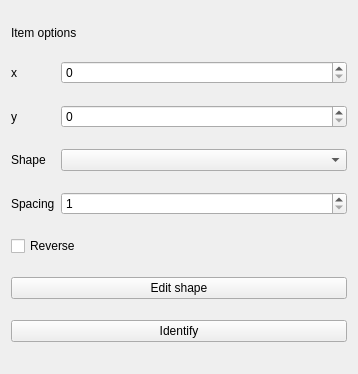
Old version of the form ui/ItemOptions.ui in the repository Fefedu973/OpenRGBVisualMapPlugin.
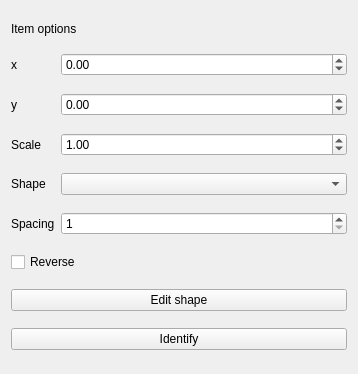
New version of the form.

Diff of the .ui file:
```diff
--- a/ui/ItemOptions.ui
+++ b/ui/ItemOptions.ui
@@ -20,10 +20,10 @@
    <string>Form</string>
   </property>
   <layout class="QGridLayout" name="gridLayout" columnstretch="0,1">
-   <item row="3" column="1">
-    <widget class="QComboBox" name="shape_comboBox"/>
-   </item>
    <item row="4" column="1">
+    <widget class="QComboBox" name="shape_comboBox"/>
+   </item>
+   <item row="5" column="1">
     <widget class="QSpinBox" name="led_spacing_spinBox">
      <property name="minimum">
       <number>1</number>
@@ -48,48 +48,89 @@
     </widget>
    </item>
    <item row="1" column="1">
-    <widget class="QSpinBox" name="x_spinBox">
+    <widget class="QDoubleSpinBox" name="x_spinBox">
+     <property name="decimals">
+      <number>2</number>
+     </property>
+     <property name="minimum">
+      <double>-1024.000000000000000</double>
+     </property>
      <property name="maximum">
-      <number>1024</number>
+      <double>1024.000000000000000</double>
+     </property>
+     <property name="singleStep">
+      <double>0.100000000000000</double>
      </property>
     </widget>
    </item>
    <item row="2" column="1">
-    <widget class="QSpinBox" name="y_spinBox">
+    <widget class="QDoubleSpinBox" name="y_spinBox">
+     <property name="decimals">
+      <number>2</number>
+     </property>
+     <property name="minimum">
+      <double>-1024.000000000000000</double>
+     </property>
      <property name="maximum">
-      <number>1024</number>
+      <double>1024.000000000000000</double>
      </property>
     </widget>
    </item>
-   <item row="4" column="0">
+   <item row="3" column="0">
+    <widget class="QLabel" name="scale_label">
+     <property name="text">
+      <string>Scale</string>
+     </property>
+    </widget>
+   </item>
+   <item row="3" column="1">
+    <widget class="QDoubleSpinBox" name="scale_spinBox">
+     <property name="decimals">
+      <number>2</number>
+     </property>
+     <property name="minimum">
+      <double>0.100000000000000</double>
+     </property>
+     <property name="maximum">
+      <double>1024.000000000000000</double>
+     </property>
+     <property name="singleStep">
+      <double>0.100000000000000</double>
+     </property>
+     <property name="value">
+      <double>1.000000000000000</double>
+     </property>
+    </widget>
+   </item>
+   <item row="5" column="0">
     <widget class="QLabel" name="led_spacing_label">
      <property name="text">
       <string>Spacing</string>
      </property>
     </widget>
    </item>
-   <item row="3" column="0">
+   <item row="4" column="0">
     <widget class="QLabel" name="label_2">
      <property name="text">
       <string>Shape</string>
      </property>
     </widget>
    </item>
-   <item row="6" column="0" colspan="2">
+   <item row="7" column="0" colspan="2">
     <widget class="QPushButton" name="edit_shape_button">
      <property name="text">
       <string>Edit shape</string>
      </property>
     </widget>
    </item>
-   <item row="7" column="0" colspan="2">
+   <item row="8" column="0" colspan="2">
     <widget class="QPushButton" name="identifyButton">
      <property name="text">
       <string>Identify</string>
      </property>
     </widget>
    </item>
-   <item row="5" column="0" colspan="2">
+   <item row="6" column="0" colspan="2">
     <widget class="QCheckBox" name="reverse_checkBox">
      <property name="text">
       <string>Reverse</string>
```
Left out of the diff: 3 changed lines with no effect on the pictures.
